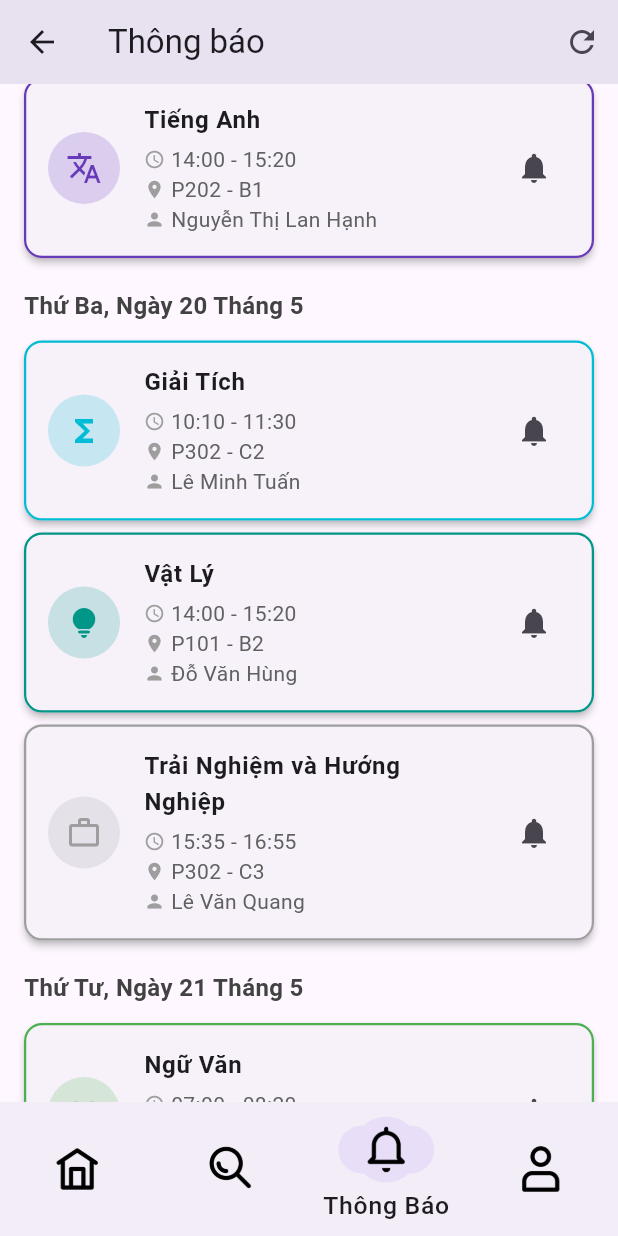
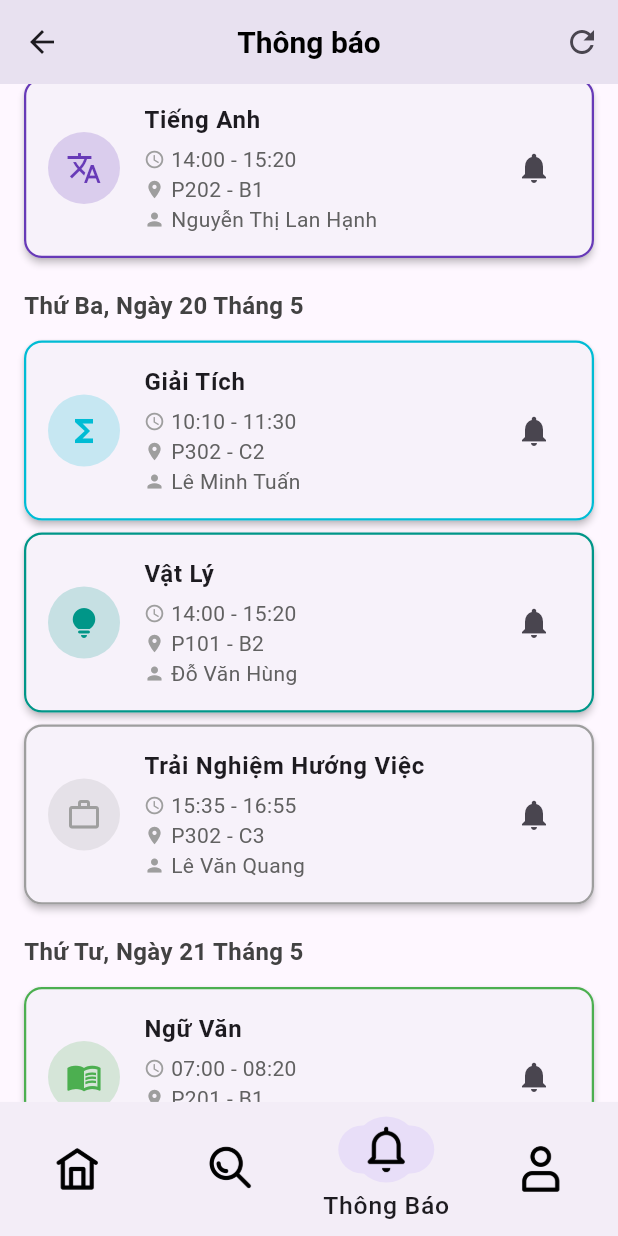
Before and after one commit to thg68/EasyEdu, a Flutter app: the MainNavigationScreen screen opened directly, item 3 of the bottom bar chosen, scrolled down 2304 dp, on a phone screen of 412 x 824 dp. Run offline on Flutter 3.47's test engine with Material 3 defaults, Android fonts, the light colour scheme and no system bars; our stand-ins replace image_picker, shared_preferences, table_calendar; accounts and stored records are empty.

Commit message:
Aftermerge fixes and minor cleanup

```diff
--- a/assets/data/subjects.json
+++ b/assets/data/subjects.json
@@ -119,7 +119,7 @@
     "icon": "assets/images/Drama_icon.png"
   },
   {
-    "name": "Trải Nghiệm và Hướng Nghiệp",
+    "name": "Trải Nghiệm và Hướng Việc",
     "tchr": "Lê Văn Quang",
     "romm": "P302",
     "bdng": "C3",
--- a/lib/NavigationBar/NavigationBar.dart
+++ b/lib/NavigationBar/NavigationBar.dart
@@ -48,7 +48,7 @@ class _MainNavigationScreenState extends State<MainNavigationScreen> {
           height: 65 * (themeProvider.fontSize / 16),
           labelBehavior: NavigationDestinationLabelBehavior.onlyShowSelected,
           indicatorColor: themeProvider.highContrast
-              ? Colors.white.withOpacity(0.1)
+              ? Colors.white.withValues(alpha: 0.1)
               : const Color(0xFFE8DEF8),
           destinations: [
             _buildNavigationDestination(
@@ -117,7 +117,7 @@ class _MainNavigationScreenState extends State<MainNavigationScreen> {
           padding: EdgeInsets.all(padding),
           decoration: ShapeDecoration(
             color: themeProvider.highContrast
-                ? Colors.white.withOpacity(0.1)
+                ? Colors.white.withValues(alpha: 0.1)
                 : const Color(0xFFE8DEF8),
             shape: RoundedRectangleBorder(
               borderRadius:
--- a/lib/Pages/Notif/notification.dart
+++ b/lib/Pages/Notif/notification.dart
@@ -99,7 +99,15 @@ class _NotificationPageState extends State<NotificationPage> {
   Widget build(BuildContext context) {
     return Scaffold(
       appBar: AppBar(
-        title: const Text('Thông báo'),
+        title: const Text(
+          'Thông báo',
+          style: TextStyle(
+            color: Colors.black,
+            fontWeight: FontWeight.bold,
+            fontSize: 20,
+          ),
+        ),
+        centerTitle: true,
         actions: [
           IconButton(icon: const Icon(Icons.refresh), onPressed: _loadEvents),
         ],
@@ -274,7 +282,7 @@ class _NotificationPageState extends State<NotificationPage> {
     if (subject.contains('mỹ thuật')) return Colors.purpleAccent;
     if (subject.contains('âm nhạc')) return Colors.lightGreen;
     if (subject.contains('tư duy phản biện')) return Colors.black54;
-    if (subject.contains('trải nghiệm và hướng nghiệp')) return Colors.grey;
+    if (subject.contains('trải nghiệm')) return Colors.grey;
     if (subject.contains('giáo dục quốc phòng') ||
         subject.contains('giáo dục đặc biệt')) {
       return Colors.brown;
@@ -306,7 +314,7 @@ class _NotificationPageState extends State<NotificationPage> {
     if (subject.contains('mỹ thuật')) return Icons.palette;
     if (subject.contains('âm nhạc')) return Icons.music_note;
     if (subject.contains('tư duy phản biện')) return Icons.psychology;
-    if (subject.contains('trải nghiệm và hướng nghiệp')) {
+    if (subject.contains('trải nghiệm')) {
       return Icons.work_outline;
     }
     if (subject.contains('giáo dục quốc phòng')) return Icons.military_tech;
@@ -390,8 +398,6 @@ class _NotificationPageState extends State<NotificationPage> {
                       );
                     },
                   ),
-
-
                   ElevatedButton.icon(
                     icon: const Icon(Icons.delete),
                     label: const Text('Xóa'),
--- a/lib/Pages/Profile/AchievementProfile.dart
+++ b/lib/Pages/Profile/AchievementProfile.dart
@@ -153,7 +153,7 @@ class AchievementProfile extends StatelessWidget {
             Container(
               padding: const EdgeInsets.all(12),
               decoration: BoxDecoration(
-                color: color.withOpacity(0.1),
+                color: color.withValues(alpha: 0.1),
                 borderRadius: BorderRadius.circular(12),
               ),
               child: Icon(icon,
--- a/lib/Pages/Profile/EditProfile.dart
+++ b/lib/Pages/Profile/EditProfile.dart
@@ -163,7 +163,7 @@ class _EditProfilePageState extends State<EditProfilePage> {
                         border: Border.all(color: Colors.blue, width: 2),
                         boxShadow: [
                           BoxShadow(
-                            color: Colors.black.withOpacity(0.1),
+                            color: Colors.black.withValues(alpha: 0.1),
                             blurRadius: 8,
                             offset: const Offset(0, 2),
                           ),
@@ -236,7 +236,7 @@ class _EditProfilePageState extends State<EditProfilePage> {
                           // Giả lập việc lưu dữ liệu
                           await Future.delayed(const Duration(milliseconds: 800));
                           // Trả dữ liệu về ProfilePage
-                          if (mounted) {
+                          if (context.mounted) {
                             Navigator.pop(context, {
                               'name': _nameController.text,
                               'className': _classController.text,
@@ -304,7 +304,7 @@ class _EditProfilePageState extends State<EditProfilePage> {
         const SizedBox(height: 8),
         Material(
           elevation: 2,
-          shadowColor: Colors.grey.withOpacity(0.2),
+          shadowColor: Colors.grey.withValues(alpha: 0.2),
           borderRadius: BorderRadius.circular(16),
           child: TextField(
             controller: controller,
--- a/lib/Pages/Profile/TrackLearning.dart
+++ b/lib/Pages/Profile/TrackLearning.dart
@@ -215,7 +215,7 @@ class TrackLearning extends StatelessWidget {
             const SizedBox(height: 16),
             LinearProgressIndicator(
               value: 0.7,
-              backgroundColor: Colors.blue.withOpacity(0.2),
+              backgroundColor: Colors.blue.withValues(alpha: 0.2),
               valueColor: const AlwaysStoppedAnimation<Color>(Colors.blue),
               minHeight: 10,
             ),
@@ -344,7 +344,7 @@ class TrackLearning extends StatelessWidget {
                       width: 36 * (themeProvider.fontSize / 16),
                       height: 36 * (themeProvider.fontSize / 16),
                       decoration: BoxDecoration(
-                        color: subject.color.withOpacity(0.1),
+                        color: subject.color.withValues(alpha: 0.1),
                         borderRadius: BorderRadius.circular(8),
                       ),
                       child: ClipRRect(
@@ -387,7 +387,7 @@ class TrackLearning extends StatelessWidget {
             const SizedBox(height: 12),
             LinearProgressIndicator(
               value: subject.progress,
-              backgroundColor: subject.color.withOpacity(0.2),
+              backgroundColor: subject.color.withValues(alpha: 0.2),
               valueColor: AlwaysStoppedAnimation<Color>(subject.color),
               minHeight: 8,
             ),
--- a/lib/Pages/TeacherPages/createlesson.dart
+++ b/lib/Pages/TeacherPages/createlesson.dart
@@ -1,6 +1,6 @@
 import 'package:flutter/material.dart';
 import 'package:intl/intl.dart';
-import 'package:file_picker/file_picker.dart';
+//import 'package:file_picker/file_picker.dart';
 
 import '../../Utils/event.dart';
 
--- a/lib/Utils/event.dart
+++ b/lib/Utils/event.dart
@@ -166,7 +166,7 @@ final subjects = [
     "icon": "assets/images/Drama_icon.png"
   },
   {
-    "name": "Trải Nghiệm và Hướng Nghiệp",
+    "name": "Trải Nghiệm Hướng Việc",
     "tchr": "Lê Văn Quang",
     "romm": "P302",
     "bdng": "C3",
```
Also changed, not shown: lib/Pages/Home/home.dart (+5 -4 lines), lib/Pages/Profile/ProfilePage.dart (+6 -2 lines), lib/Pages/Profile/Setting.dart (+5 -5 lines), lib/Utils/filemanager.dart (deleted, +0 -115 lines), assets/data/events.json, pubspec.lock, 1 other file.
